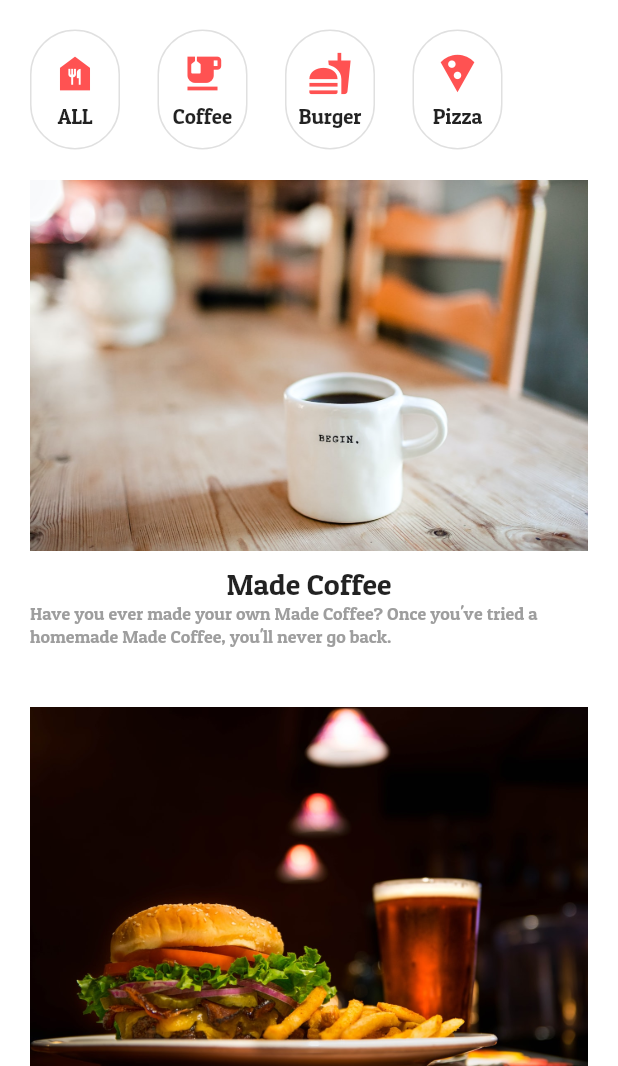
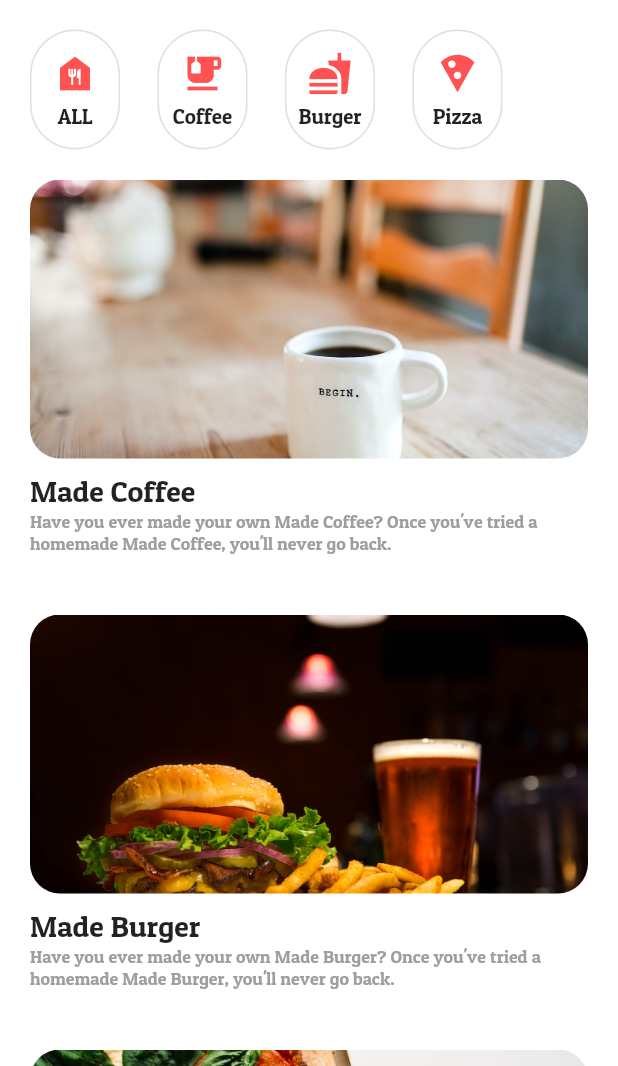
Before and after one commit to KIMINJOONG/flutter_recipe, a Flutter app: the screen it shows after launch, on a phone screen of 412 x 824 dp, the part 170-1236 px from its top. Run offline on Flutter 3.47's test engine with Material 2 defaults, Android fonts, the phone set to English and light mode, and no system bars.

Commit message:
recipe ui done

```diff
--- a/lib/components/recipe_list_item.dart
+++ b/lib/components/recipe_list_item.dart
@@ -12,8 +12,18 @@ class RecipeListItem extends StatelessWidget {
     return Padding(
       padding: const EdgeInsets.symmetric(vertical: 20),
       child: Column(
+        crossAxisAlignment: CrossAxisAlignment.start,
         children: [
-          Image.asset("assets/images/$imageName.jpeg"),
+          AspectRatio(
+              aspectRatio: 2/1,
+              child: ClipRRect(
+                borderRadius: BorderRadius.circular(20),
+                child: Image.asset(
+                  "assets/images/$imageName.jpeg",
+                  fit: BoxFit.cover,
+                ),
+              )
+          ),
           SizedBox(height: 10,),
           Text(
             title,
```
